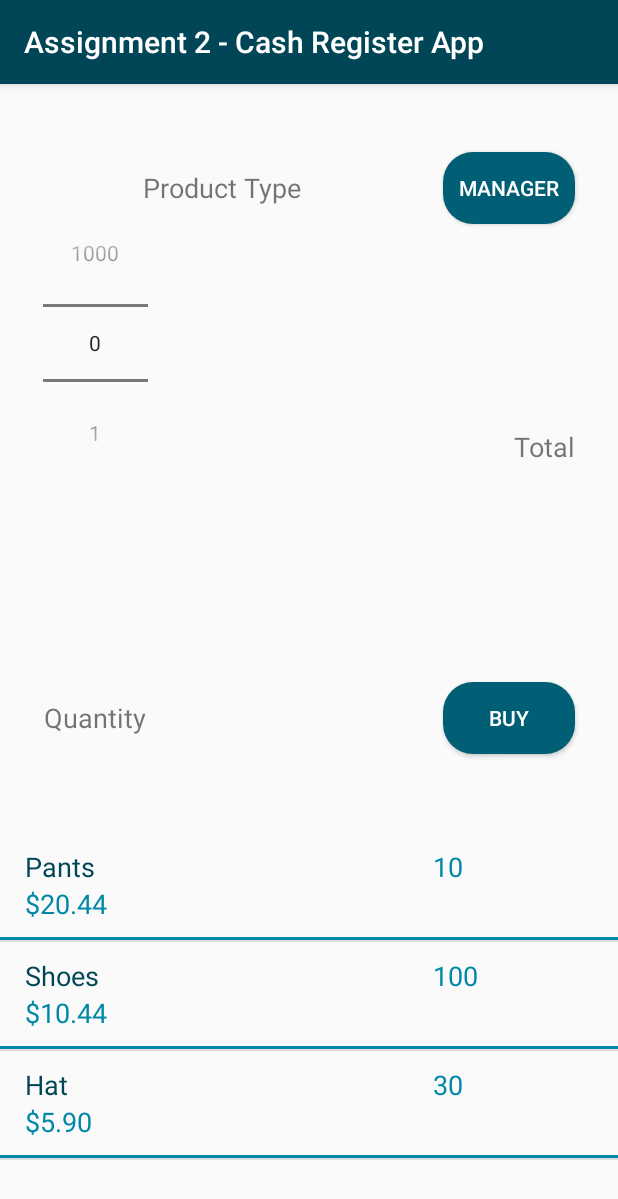
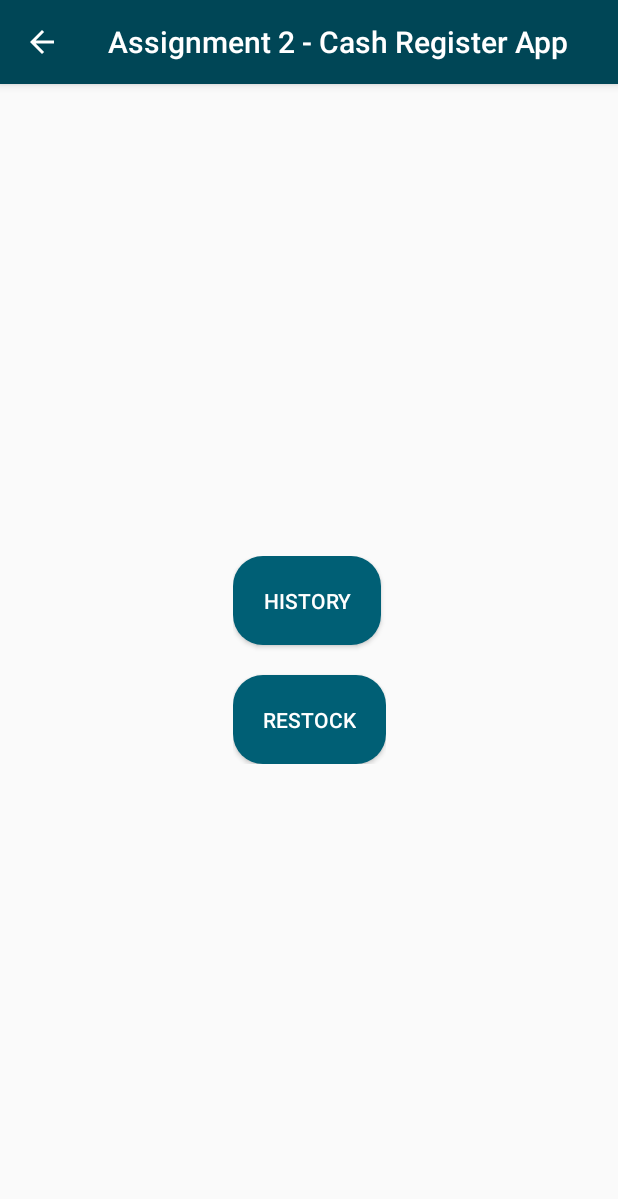
Before and after one commit to timrlai/trlai-dps924-assignment2-cash-register-app, an Android app: the screen it shows after launch (MainActivity before the commit, ManagerActivity after it), after a tap on "MANAGER", on a phone screen of 412 x 824 dp. Shown: the top 1199 px of the screen. Run offline under Robolectric (Android 15) with nearby library versions, the phone set to English and light mode, and no system bars.

Commit message:
Completed history and history detail activities

```diff
--- /dev/null
+++ b/app/src/main/java/com/example/trlaidps924assignment2cashregisterapp/HistoryManager.java
@@ -0,0 +1,11 @@
+package com.example.trlaidps924assignment2cashregisterapp;
+
+import java.util.ArrayList;
+
+public class HistoryManager {
+    ArrayList<ProductHistory> allProductHistories = new ArrayList<>(0);
+
+    public void addProductHistory(ProductHistory productHistory){
+        allProductHistories.add(productHistory);
+    }
+}
--- a/app/src/main/java/com/example/trlaidps924assignment2cashregisterapp/MainActivity.java
+++ b/app/src/main/java/com/example/trlaidps924assignment2cashregisterapp/MainActivity.java
@@ -3,6 +3,7 @@ package com.example.trlaidps924assignment2cashregisterapp;
 import androidx.appcompat.app.AlertDialog;
 import androidx.appcompat.app.AppCompatActivity;
 
+import android.content.Intent;
 import android.os.Bundle;
 import android.view.View;
 import android.widget.AdapterView;
@@ -12,6 +13,7 @@ import android.widget.NumberPicker;
 import android.widget.TextView;
 import android.widget.Toast;
 
+import java.util.Date;
 import java.util.Locale;
 
 public class MainActivity extends AppCompatActivity implements View.OnClickListener, AdapterView.OnItemClickListener, NumberPicker.OnValueChangeListener {
@@ -26,6 +28,8 @@ public class MainActivity extends AppCompatActivity implements View.OnClickListe
     Product mainProduct;
     ProductManager productManager;
     ProductBaseAdaptor productListAdapter;
+
+    HistoryManager historyManager;
 
     int selectedQuantityAmount = -1;
     int quantityInStock = -1;
@@ -49,6 +53,8 @@ public class MainActivity extends AppCompatActivity implements View.OnClickListe
         productManager = ((MyApp)getApplication()).productManager;
         productListAdapter = new ProductBaseAdaptor(productManager.allProducts,this);
 
+        historyManager = ((MyApp)getApplication()).historyManager;
+
         managerBtn.setOnClickListener(this);
         buyBtn.setOnClickListener(this);
 
@@ -65,7 +71,8 @@ public class MainActivity extends AppCompatActivity implements View.OnClickListe
         int id = view.getId();
 
         if (id == R.id.manager_btn) {
-
+            Intent managerActivityIntent = new Intent(this,ManagerActivity.class);
+            startActivity(managerActivityIntent);
         } else if (id == R.id.buy_btn) {
             if (mainProduct == null || selectedQuantityAmount == -1) {
                 emptyFieldError();
@@ -77,6 +84,10 @@ public class MainActivity extends AppCompatActivity implements View.OnClickListe
                             alertBuilder.setTitle(R.string.buy_alert_title).setMessage(buyAlertMessage);
                             AlertDialog buyAlert = alertBuilder.create();
                             buyAlert.show();
+
+                            String purchaseDate = String.valueOf(new Date().getTime());
+                            ProductHistory productHistory = new ProductHistory(mainProduct.getName(), mainProduct.getQuantity(), mainProduct.getTotal(), purchaseDate);
+                            historyManager.addProductHistory(productHistory);
 
                             productManager.allProducts.get(i).decreaseQuantity(selectedQuantityAmount);
                             quantityInStock = productManager.allProducts.get(i).getQuantity();
--- /dev/null
+++ b/app/src/main/java/com/example/trlaidps924assignment2cashregisterapp/ManagerActivity.java
@@ -0,0 +1,37 @@
+package com.example.trlaidps924assignment2cashregisterapp;
+
+import androidx.appcompat.app.AppCompatActivity;
+
+import android.content.Intent;
+import android.os.Bundle;
+import android.view.View;
+import android.widget.Button;
+
+public class ManagerActivity extends AppCompatActivity implements View.OnClickListener {
+    Button historyBtn, restockBtn;
+
+    @Override
+    protected void onCreate(Bundle savedInstanceState) {
+        super.onCreate(savedInstanceState);
+        setContentView(R.layout.activity_manager);
+
+        historyBtn = findViewById(R.id.history_btn);
+        restockBtn = findViewById(R.id.restock_btn);
+
+        historyBtn.setOnClickListener(this);
+        restockBtn.setOnClickListener(this);
+    }
+
+    @Override
+    public void onClick(View view) {
+        int id = view.getId();
+
+        if (id == R.id.history_btn) {
+            Intent historyActivityIntent = new Intent(this,HistoryActivity.class);
+            startActivity(historyActivityIntent);
+        } else if (id == R.id.restock_btn) {
+            Intent restockActivityIntent = new Intent(this,RestockActivity.class);
+            startActivity(restockActivityIntent);
+        }
+    }
+}
--- a/app/src/main/java/com/example/trlaidps924assignment2cashregisterapp/MyApp.java
+++ b/app/src/main/java/com/example/trlaidps924assignment2cashregisterapp/MyApp.java
@@ -10,6 +10,7 @@ public class MyApp extends Application {
             new Product("Shoes", 100, 10.44),
             new Product("Hat", 30, 5.90)
     };
+    HistoryManager historyManager = new HistoryManager();
 
     @Override
     public void onCreate() {
--- a/app/src/main/java/com/example/trlaidps924assignment2cashregisterapp/Product.java
+++ b/app/src/main/java/com/example/trlaidps924assignment2cashregisterapp/Product.java
@@ -48,9 +48,9 @@ public class Product {
     }
 
     public void setPrice(double value) {
-        BigDecimal price = new BigDecimal(Double.toString(value));
-        price = price.setScale(2, RoundingMode.HALF_UP);
-        this.price = price;
+        BigDecimal bd = new BigDecimal(Double.toString(value));
+        bd = bd.setScale(2, RoundingMode.HALF_UP);
+        this.price = bd;
     }
 
     public double getTotal() {
--- /dev/null
+++ b/app/src/main/res/layout/activity_manager.xml
@@ -0,0 +1,41 @@
+<?xml version="1.0" encoding="utf-8"?>
+<androidx.constraintlayout.widget.ConstraintLayout xmlns:android="http://schemas.android.com/apk/res/android"
+    xmlns:app="http://schemas.android.com/apk/res-auto"
+    xmlns:tools="http://schemas.android.com/tools"
+    android:layout_width="match_parent"
+    android:layout_height="match_parent"
+    tools:context=".ManagerActivity">
+
+    <LinearLayout
+        android:layout_width="wrap_content"
+        android:layout_height="wrap_content"
+        android:orientation="vertical"
+        app:layout_constraintBottom_toBottomOf="parent"
+        app:layout_constraintLeft_toLeftOf="parent"
+        app:layout_constraintRight_toRightOf="parent"
+        app:layout_constraintTop_toTopOf="parent">
+
+        <Button
+            android:id="@+id/history_btn"
+            android:layout_width="wrap_content"
+            android:layout_height="wrap_content"
+            android:padding="20dp"
+            android:layout_marginBottom="20dp"
+            android:text="@string/history_btn"
+            android:textSize="14sp"
+            android:textColor="@color/white"
+            android:background="@drawable/btn_bg" />
+
+        <Button
+            android:id="@+id/restock_btn"
+            android:layout_width="wrap_content"
+            android:layout_height="wrap_content"
+            android:padding="20dp"
+            android:text="@string/restock_btn"
+            android:textSize="14sp"
+            android:textColor="@color/white"
+            android:background="@drawable/btn_bg" />
+
+    </LinearLayout>
+
+</androidx.constraintlayout.widget.ConstraintLayout>
--- a/app/src/main/res/values/strings.xml
+++ b/app/src/main/res/values/strings.xml
@@ -7,4 +7,9 @@
     <string name="buy_btn">Buy</string>
     <string name="price">Price</string>
     <string name="buy_alert_title">Thank you for your purchase!</string>
+    <string name="history_btn">History</string>
+    <string name="restock_btn">Restock</string>
+    <string name="detail_product">Product:</string>
+    <string name="detail_price">Price:</string>
+    <string name="detail_date">Purchase Date:</string>
 </resources>
```
Also changed, not shown: app/src/main/AndroidManifest.xml (+16 -0 lines), app/src/main/java/com/example/trlaidps924assignment2cashregisterapp/HistoryActivity.java (added, +43 -0 lines), app/src/main/java/com/example/trlaidps924assignment2cashregisterapp/HistoryBaseAdapter.java (added, +53 -0 lines), app/src/main/java/com/example/trlaidps924assignment2cashregisterapp/HistoryDetailActivity.java (added, +33 -0 lines), app/src/main/java/com/example/trlaidps924assignment2cashregisterapp/ProductHistory.java (added, +39 -0 lines), app/src/main/java/com/example/trlaidps924assignment2cashregisterapp/RestockActivity.java (added, +14 -0 lines), app/src/main/res/layout/activity_history.xml (added, +20 -0 lines), app/src/main/res/layout/activity_history_detail.xml (added, +50 -0 lines), app/src/main/res/layout/activity_restock.xml (added, +9 -0 lines), app/src/main/res/layout/history_list_item_row.xml (added, +83 -0 lines).
